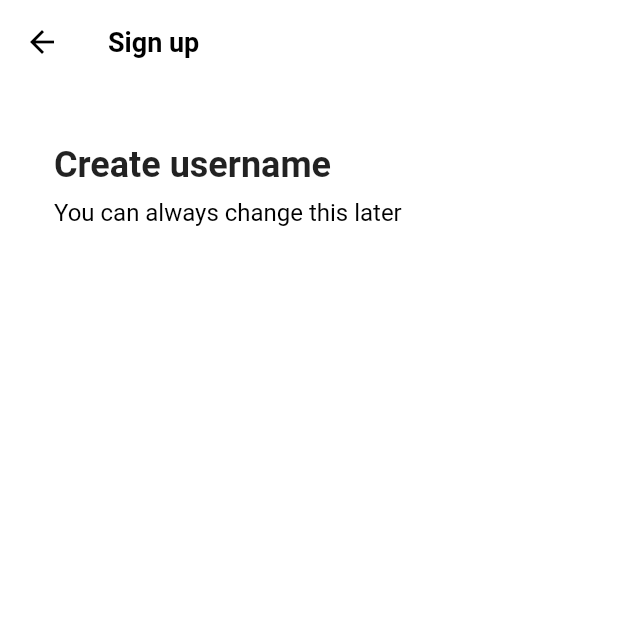
After one commit to SIMYEONAH/tiktok-clone-coding, a Flutter app: the screen it shows after launch, after a tap on "Use email or password", on a phone screen of 412 x 824 dp, the top half of it. The commit adds this screen. Run offline on Flutter 3.47's test engine with Material 2 defaults, Android fonts, the phone set to English and light mode, and no system bars; our stand-ins replace font_awesome_flutter.

Commit message:
Sign Up Form

```diff
--- a/tiktok/lib/main.dart
+++ b/tiktok/lib/main.dart
@@ -1,4 +1,5 @@
 import 'package:flutter/material.dart';
+import 'package:tiktok/constants/sizes.dart';
 import 'package:tiktok/screens/features/authentication/sign_up_screen.dart';
 
 void main() {
@@ -13,7 +14,18 @@ class TikTokApp extends StatelessWidget {
     return MaterialApp(
       title: 'TikTok Clone',
       theme: ThemeData(
+        scaffoldBackgroundColor: Colors.white,
         primaryColor: const Color(0xFFE9435A),
+        appBarTheme: const AppBarTheme(
+          foregroundColor: Colors.black,
+          backgroundColor: Colors.white,
+          elevation: 0,
+          titleTextStyle: TextStyle(
+            color: Colors.black,
+            fontSize: Sizes.size16 + Sizes.size2,
+            fontWeight: FontWeight.w600,
+          ),
+        ),
       ),
       home: const SignUpScreen(),
     );
--- /dev/null
+++ b/tiktok/lib/screens/features/authentication/email_screen.dart
@@ -0,0 +1,44 @@
+import 'package:flutter/material.dart';
+import 'package:tiktok/constants/gaps.dart';
+import 'package:tiktok/constants/sizes.dart';
+
+class EmailScreen extends StatelessWidget {
+  const EmailScreen({super.key});
+
+  @override
+  Widget build(BuildContext context) {
+    return Scaffold(
+        backgroundColor: Colors.white,
+        appBar: AppBar(
+          title: const Text(
+            "Sign up",
+          ),
+        ),
+        body: const Padding(
+          padding: EdgeInsets.symmetric(
+            horizontal: Sizes.size36,
+          ),
+          child: Column(
+            crossAxisAlignment: CrossAxisAlignment.start,
+            children: [
+              Gaps.v40,
+              Text(
+                "Create username",
+                style: TextStyle(
+                  fontSize: Sizes.size24,
+                  fontWeight: FontWeight.w700,
+                ),
+              ),
+              Gaps.v8,
+              Text(
+                "You can always change this later",
+                style: TextStyle(
+                  fontSize: Sizes.size16,
+                  color: Colors.black,
+                ),
+              )
+            ],
+          ),
+        ));
+  }
+}
--- a/tiktok/lib/screens/features/authentication/login_screen.dart
+++ b/tiktok/lib/screens/features/authentication/login_screen.dart
@@ -7,7 +7,7 @@ import 'package:tiktok/screens/features/authentication/widgets/auth_button.dart'
 class LoginScreen extends StatelessWidget {
   const LoginScreen({super.key});
 
-  void onSignUpTap(BuildContext context) {
+  void _onSignUpTap(BuildContext context) {
     Navigator.of(context).pop();
   }
 
@@ -53,7 +53,7 @@ class LoginScreen extends StatelessWidget {
         ),
       ),
       bottomNavigationBar: BottomAppBar(
-        color: Colors.grey.shade100,
+        color: Colors.grey.shade50,
         elevation: 2,
         child: Padding(
           padding: const EdgeInsets.symmetric(
@@ -70,7 +70,7 @@ class LoginScreen extends StatelessWidget {
               ),
               Gaps.h5,
               GestureDetector(
-                onTap: () => onSignUpTap(context),
+                onTap: () => _onSignUpTap(context),
                 child: Text(
                   'Sign up',
                   style: TextStyle(
--- a/tiktok/lib/screens/features/authentication/sign_up_screen.dart
+++ b/tiktok/lib/screens/features/authentication/sign_up_screen.dart
@@ -2,13 +2,14 @@ import 'package:flutter/material.dart';
 import 'package:font_awesome_flutter/font_awesome_flutter.dart';
 import 'package:tiktok/constants/gaps.dart';
 import 'package:tiktok/constants/sizes.dart';
+import 'package:tiktok/screens/features/authentication/email_screen.dart';
 import 'package:tiktok/screens/features/authentication/login_screen.dart';
 import 'package:tiktok/screens/features/authentication/widgets/auth_button.dart';
 
 class SignUpScreen extends StatelessWidget {
   const SignUpScreen({super.key});
 
-  void onLoginTap(BuildContext context) {
+  void _onLoginTap(BuildContext context) {
     Navigator.of(context).push(
       MaterialPageRoute(
         builder: (context) => const LoginScreen(),
@@ -16,19 +17,27 @@ class SignUpScreen extends StatelessWidget {
     );
   }
 
+  void _onEmailTap(BuildContext context) {
+    Navigator.of(context).push(
+      MaterialPageRoute(
+        builder: (context) => const EmailScreen(),
+      ),
+    );
+  }
+
   @override
   Widget build(BuildContext context) {
     return Scaffold(
-      body: const SafeArea(
+      body: SafeArea(
         child: Padding(
-          padding: EdgeInsets.symmetric(
+          padding: const EdgeInsets.symmetric(
             horizontal: Sizes.size40,
           ),
           child: Column(
             mainAxisSize: MainAxisSize.min,
             children: [
               Gaps.v80,
-              Text(
+              const Text(
                 "Sign up for TikTok",
                 style: TextStyle(
                   fontSize: Sizes.size24,
@@ -36,7 +45,7 @@ class SignUpScreen extends StatelessWidget {
                 ),
               ),
               Gaps.v20,
-              Text(
+              const Text(
                 "Create a profile, follow other accounts, make your own videos, and more.",
                 style: TextStyle(
                   fontSize: Sizes.size16,
@@ -45,11 +54,14 @@ class SignUpScreen extends StatelessWidget {
                 textAlign: TextAlign.center,
               ),
               Gaps.v40,
-              AuthButton(
-                  icon: FaIcon(FontAwesomeIcons.user),
-                  text: "Use email or password"),
+              GestureDetector(
+                onTap: () => _onEmailTap(context),
+                child: const AuthButton(
+                    icon: FaIcon(FontAwesomeIcons.user),
+                    text: "Use email or password"),
+              ),
               Gaps.v16,
-              AuthButton(
+              const AuthButton(
                   icon: FaIcon(FontAwesomeIcons.apple),
                   text: "Continue with Apple"),
             ],
@@ -74,7 +86,7 @@ class SignUpScreen extends StatelessWidget {
               ),
               Gaps.h5,
               GestureDetector(
-                onTap: () => onLoginTap(context),
+                onTap: () => _onLoginTap(context),
                 child: Text(
                   'Log in',
                   style: TextStyle(
```
Also changed, not shown: tiktok/lib/screens/features/authentication/username_screen.dart (added).
